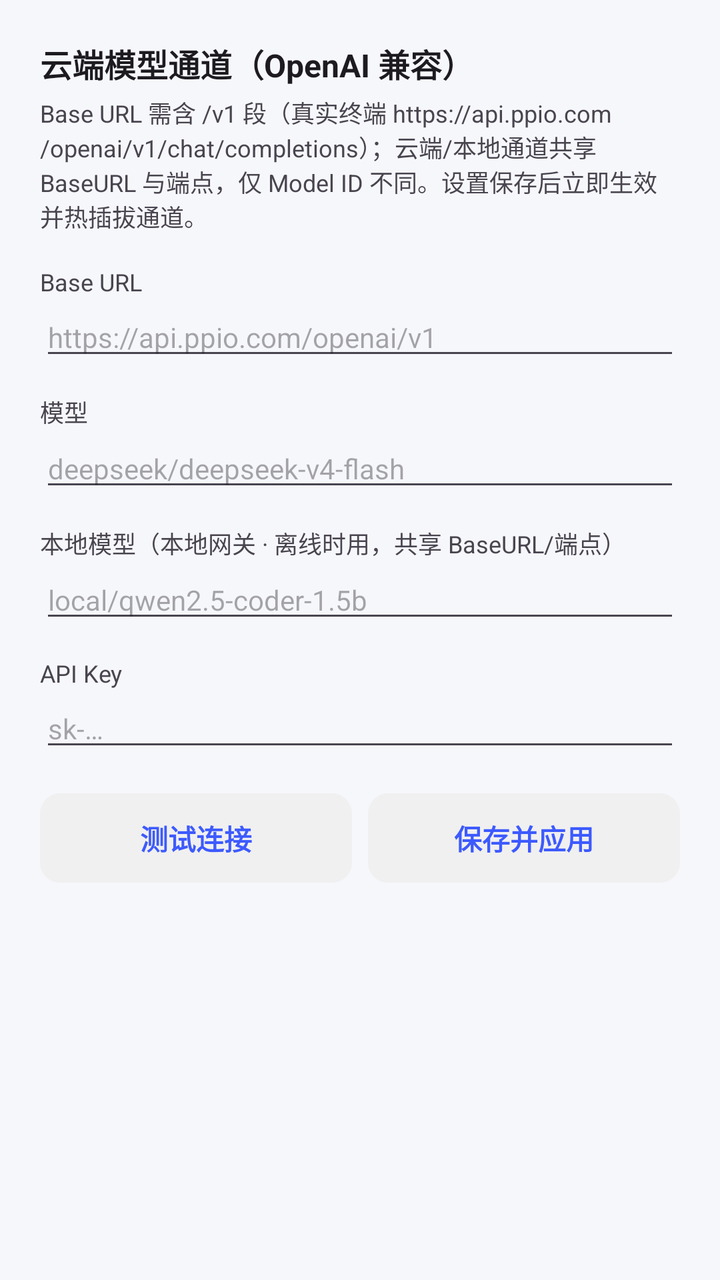
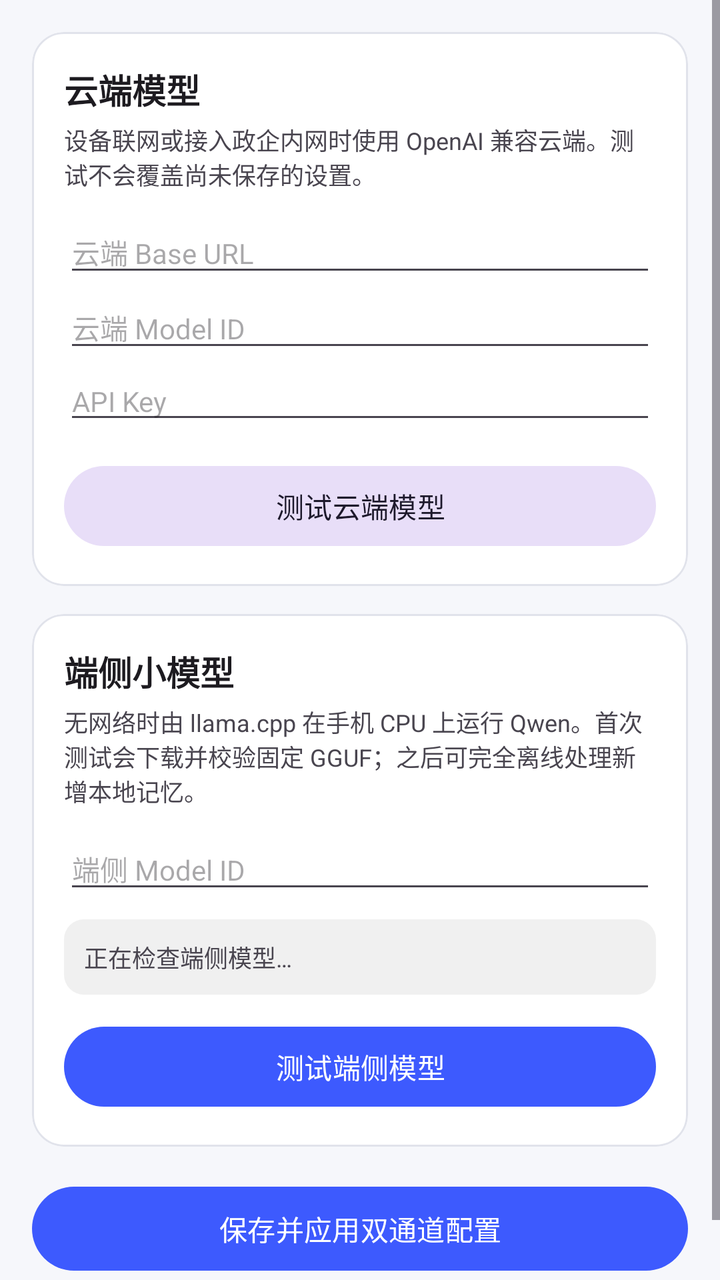

The first picture is an Android layout as it rendered before a commit; the second is the same layout after the commit. The layout source and the unified diff follow.
<!-- AndroidManifest.xml: application theme Theme.OSMemory -->
<!-- res/layout/fragment_model_settings.xml -->
<?xml version="1.0" encoding="utf-8"?>
<ScrollView xmlns:android="http://schemas.android.com/apk/res/android"
    android:layout_width="match_parent"
    android:layout_height="match_parent"
    android:background="@color/brand_background">

    <LinearLayout
        android:layout_width="match_parent"
        android:layout_height="wrap_content"
        android:orientation="vertical"
        android:padding="20dp">

        <TextView
            android:layout_width="wrap_content"
            android:layout_height="wrap_content"
            android:text="云端模型通道（OpenAI 兼容）"
            android:textColor="?android:attr/textColorPrimary"
            android:textSize="16sp"
            android:textStyle="bold" />

        <TextView
            android:layout_width="wrap_content"
            android:layout_height="wrap_content"
            android:layout_marginTop="4dp"
            android:text="Base URL 需含 /v1 段（真实终端 https://api.ppio.com/openai/v1/chat/completions）；云端/本地通道共享 BaseURL 与端点，仅 Model ID 不同。设置保存后立即生效并热插拔通道。"
            android:textColor="?android:attr/textColorSecondary"
            android:textSize="12sp" />

        <TextView
            android:layout_width="wrap_content"
            android:layout_height="wrap_content"
            android:layout_marginTop="16dp"
            android:text="Base URL"
            android:textColor="?android:attr/textColorSecondary"
            android:textSize="12sp" />

        <EditText
            android:id="@+id/etBaseUrl"
            android:layout_width="match_parent"
            android:layout_height="wrap_content"
            android:hint="https://api.ppio.com/openai/v1"
            android:inputType="textUri"
            android:textSize="14sp" />

        <TextView
            android:layout_width="wrap_content"
            android:layout_height="wrap_content"
            android:layout_marginTop="12dp"
            android:text="模型"
            android:textColor="?android:attr/textColorSecondary"
            android:textSize="12sp" />

        <EditText
            android:id="@+id/etModel"
            android:layout_width="match_parent"
            android:layout_height="wrap_content"
            android:hint="deepseek/deepseek-v4-flash"
            android:inputType="text"
            android:textSize="14sp" />

        <TextView
            android:layout_width="wrap_content"
            android:layout_height="wrap_content"
            android:layout_marginTop="12dp"
            android:text="本地模型（本地网关 · 离线时用，共享 BaseURL/端点）"
            android:textColor="?android:attr/textColorSecondary"
            android:textSize="12sp" />

        <EditText
            android:id="@+id/etLocalModel"
            android:layout_width="match_parent"
            android:layout_height="wrap_content"
            android:hint="local/qwen2.5-coder-1.5b"
            android:inputType="text"
            android:textSize="14sp" />

        <TextView
            android:layout_width="wrap_content"
            android:layout_height="wrap_content"
            android:layout_marginTop="12dp"
            android:text="API Key"
            android:textColor="?android:attr/textColorSecondary"
            android:textSize="12sp" />

        <EditText
            android:id="@+id/etApiKey"
            android:layout_width="match_parent"
            android:layout_height="wrap_content"
            android:hint="sk-…"
            android:inputType="textPassword"
            android:textSize="14sp" />

        <TextView
            android:id="@+id/tvTestResult"
            android:layout_width="match_parent"
            android:layout_height="wrap_content"
            android:layout_marginTop="14dp"
            android:background="@drawable/bg_badge"
            android:padding="10dp"
            android:textColor="?android:attr/textColorSecondary"
            android:textSize="12sp"
            android:visibility="gone" />

        <LinearLayout
            android:layout_width="match_parent"
            android:layout_height="wrap_content"
            android:layout_marginTop="16dp"
            android:orientation="horizontal">

            <TextView
                android:id="@+id/btnTest"
                android:layout_width="0dp"
                android:layout_height="wrap_content"
                android:layout_marginEnd="8dp"
                android:layout_weight="1"
                android:background="@drawable/bg_badge"
                android:gravity="center"
                android:padding="12dp"
                android:text="测试连接"
                android:textColor="?attr/colorPrimary"
                android:textSize="14sp"
                android:textStyle="bold" />

            <TextView
                android:id="@+id/btnSave"
                android:layout_width="0dp"
                android:layout_height="wrap_content"
                android:layout_weight="1"
                android:background="@drawable/bg_badge"
                android:gravity="center"
                android:padding="12dp"
                android:text="保存并应用"
                android:textColor="?attr/colorPrimary"
                android:textSize="14sp"
                android:textStyle="bold" />
        </LinearLayout>
    </LinearLayout>
</ScrollView>
<!-- resources referenced by this layout -->
<resources>
  <color name="brand_background">#F6F7FB</color>
  <!-- drawable bg_badge (drawable) -->
  <?xml version="1.0" encoding="utf-8"?>
  
  <shape xmlns:android="http://schemas.android.com/apk/res/android" android:shape="rectangle">
      <solid android:color="#F0F0F0" />
      <corners android:radius="10dp" />
  </shape>
  <style name="Theme.OSMemory" parent="Base.Theme.OSMemory" />
  <style name="Base.Theme.OSMemory" parent="Theme.Material3.DayNight.NoActionBar">
          <item name="colorPrimary">@color/brand_primary</item>
          <item name="colorOnPrimary">@color/white</item>
          <item name="colorSecondary">@color/brand_secondary</item>
          <item name="colorOnSecondary">@color/white</item>
          <item name="colorTertiary">@color/brand_tertiary</item>
          <item name="android:colorBackground">@color/brand_background</item>
          <item name="colorSurface">@color/brand_surface</item>
          <item name="colorOnSurface">@color/brand_on_surface</item>
          <item name="colorOutline">@color/brand_outline</item>
          <item name="android:statusBarColor">@color/brand_primary</item>
      </style>
  <color name="brand_primary">#3D5AFE</color>
  <color name="white">#FFFFFFFF</color>
  <color name="brand_secondary">#00897B</color>
  <color name="brand_tertiary">#7C4DFF</color>
  <color name="brand_surface">#FFFFFF</color>
  <color name="brand_on_surface">#1B1C22</color>
  <color name="brand_outline">#E1E3EB</color>
</resources>

<!-- the commit's change to res/layout/fragment_model_settings.xml (unified diff, before → after) -->
@@ -1,138 +1,171 @@
 <?xml version="1.0" encoding="utf-8"?>
 <ScrollView xmlns:android="http://schemas.android.com/apk/res/android"
+    xmlns:app="http://schemas.android.com/apk/res-auto"
     android:layout_width="match_parent"
     android:layout_height="match_parent"
-    android:background="@color/brand_background">
+    android:background="@color/brand_background"
+    android:clipToPadding="false">
 
     <LinearLayout
         android:layout_width="match_parent"
         android:layout_height="wrap_content"
         android:orientation="vertical"
-        android:padding="20dp">
+        android:padding="16dp">
 
-        <TextView
-            android:layout_width="wrap_content"
-            android:layout_height="wrap_content"
-            android:text="云端模型通道（OpenAI 兼容）"
-            android:textColor="?android:attr/textColorPrimary"
-            android:textSize="16sp"
-            android:textStyle="bold" />
-
-        <TextView
-            android:layout_width="wrap_content"
-            android:layout_height="wrap_content"
-            android:layout_marginTop="4dp"
-            android:text="Base URL 需含 /v1 段（真实终端 https://api.ppio.com/openai/v1/chat/completions）；云端/本地通道共享 BaseURL 与端点，仅 Model ID 不同。设置保存后立即生效并热插拔通道。"
-            android:textColor="?android:attr/textColorSecondary"
-            android:textSize="12sp" />
-
-        <TextView
-            android:layout_width="wrap_content"
-            android:layout_height="wrap_content"
-            android:layout_marginTop="16dp"
-            android:text="Base URL"
-            android:textColor="?android:attr/textColorSecondary"
-            android:textSize="12sp" />
-
-        <EditText
-            android:id="@+id/etBaseUrl"
+        <com.google.android.material.card.MaterialCardView
             android:layout_width="match_parent"
             android:layout_height="wrap_content"
-            android:hint="https://api.ppio.com/openai/v1"
-            android:inputType="textUri"
-            android:textSize="14sp" />
+            app:cardBackgroundColor="?attr/colorSurface"
+            app:cardCornerRadius="16dp"
+            app:strokeColor="@color/brand_outline"
+            app:strokeWidth="1dp">
 
-        <TextView
-            android:layout_width="wrap_content"
-            android:layout_height="wrap_content"
-            android:layout_marginTop="12dp"
-            android:text="模型"
-            android:textColor="?android:attr/textColorSecondary"
-            android:textSize="12sp" />
+            <LinearLayout
+                android:layout_width="match_parent"
+                android:layout_height="wrap_content"
+                android:orientation="vertical"
+                android:padding="16dp">
 
-        <EditText
-            android:id="@+id/etModel"
-            android:layout_width="match_parent"
-            android:layout_height="wrap_content"
-            android:hint="deepseek/deepseek-v4-flash"
-            android:inputType="text"
-            android:textSize="14sp" />
+                <TextView
+                    android:layout_width="wrap_content"
+                    android:layout_height="wrap_content"
+                    android:text="云端模型"
+                    android:textColor="?android:attr/textColorPrimary"
+                    android:textSize="17sp"
+                    android:textStyle="bold" />
 
-        <TextView
-            android:layout_width="wrap_content"
-            android:layout_height="wrap_content"
-            android:layout_marginTop="12dp"
-            android:text="本地模型（本地网关 · 离线时用，共享 BaseURL/端点）"
-            android:textColor="?android:attr/textColorSecondary"
-            android:textSize="12sp" />
+                <TextView
+                    android:layout_width="wrap_content"
+                    android:layout_height="wrap_content"
+                    android:layout_marginTop="4dp"
+                    android:text="设备联网或接入政企内网时使用 OpenAI 兼容云端。测试不会覆盖尚未保存的设置。"
+                    android:textColor="?android:attr/textColorSecondary"
+                    android:textSize="12sp" />
 
-        <EditText
-            android:id="@+id/etLocalModel"
-            android:layout_width="match_parent"
-            android:layout_height="wrap_content"
-            android:hint="local/qwen2.5-coder-1.5b"
-            android:inputType="text"
-            android:textSize="14sp" />
+                <EditText
+                    android:id="@+id/etBaseUrl"
+                    android:layout_width="match_parent"
+                    android:layout_height="wrap_content"
+                    android:layout_marginTop="10dp"
+                    android:hint="云端 Base URL"
+                    android:inputType="textUri"
+                    android:textSize="14sp" />
 
-        <TextView
-            android:layout_width="wrap_content"
-            android:layout_height="wrap_content"
-            android:layout_marginTop="12dp"
-            android:text="API Key"
-            android:textColor="?android:attr/textColorSecondary"
-            android:textSize="12sp" />
+                <EditText
+                    android:id="@+id/etModel"
+                    android:layout_width="match_parent"
+                    android:layout_height="wrap_content"
+                    android:hint="云端 Model ID"
+                    android:inputType="text"
+                    android:textSize="14sp" />
 
-        <EditText
-            android:id="@+id/etApiKey"
-            android:layout_width="match_parent"
-            android:layout_height="wrap_content"
-            android:hint="sk-…"
-            android:inputType="textPassword"
-            android:textSize="14sp" />
+                <EditText
+                    android:id="@+id/etApiKey"
+                    android:layout_width="match_parent"
+                    android:layout_height="wrap_content"
+                    android:hint="API Key"
+                    android:inputType="textPassword"
+                    android:textSize="14sp" />
 
-        <TextView
-            android:id="@+id/tvTestResult"
+                <com.google.android.material.button.MaterialButton
+                    android:id="@+id/btnTestCloud"
+                    style="@style/Widget.Material3.Button.TonalButton"
+                    android:layout_width="match_parent"
+                    android:layout_height="wrap_content"
+                    android:layout_marginTop="12dp"
+                    android:text="测试云端模型" />
+
+                <TextView
+                    android:id="@+id/tvCloudTestResult"
+                    android:layout_width="match_parent"
+                    android:layout_height="wrap_content"
+                    android:layout_marginTop="8dp"
+                    android:background="@drawable/bg_badge"
+                    android:padding="10dp"
+                    android:textColor="?android:attr/textColorSecondary"
+                    android:textSize="12sp"
+                    android:visibility="gone" />
+            </LinearLayout>
+        </com.google.android.material.card.MaterialCardView>
+
+        <com.google.android.material.card.MaterialCardView
             android:layout_width="match_parent"
             android:layout_height="wrap_content"
             android:layout_marginTop="14dp"
-            android:background="@drawable/bg_badge"
-            android:padding="10dp"
-            android:textColor="?android:attr/textColorSecondary"
-            android:textSize="12sp"
-            android:visibility="gone" />
+            app:cardBackgroundColor="?attr/colorSurface"
+            app:cardCornerRadius="16dp"
+            app:strokeColor="@color/brand_outline"
+            app:strokeWidth="1dp">
 
-        <LinearLayout
+            <LinearLayout
+                android:layout_width="match_parent"
+                android:layout_height="wrap_content"
+                android:orientation="vertical"
+                android:padding="16dp">
+
+                <TextView
+                    android:layout_width="wrap_content"
+                    android:layout_height="wrap_content"
+                    android:text="端侧小模型"
+                    android:textColor="?android:attr/textColorPrimary"
+                    android:textSize="17sp"
+                    android:textStyle="bold" />
+
+                <TextView
+                    android:layout_width="match_parent"
+                    android:layout_height="wrap_content"
+                    android:layout_marginTop="4dp"
+                    android:text="无网络时由 llama.cpp 在手机 CPU 上运行 Qwen。首次测试会下载并校验固定 GGUF；之后可完全离线处理新增本地记忆。"
+                    android:textColor="?android:attr/textColorSecondary"
+                    android:textSize="12sp" />
+
+                <EditText
+                    android:id="@+id/etLocalModel"
+                    android:layout_width="match_parent"
+                    android:layout_height="wrap_content"
+                    android:layout_marginTop="10dp"
+                    android:focusable="false"
+                    android:hint="端侧 Model ID"
+                    android:inputType="text"
+                    android:textSize="14sp" />
+
+                <TextView
+                    android:id="@+id/tvLocalModelStatus"
+                    android:layout_width="match_parent"
+                    android:layout_height="wrap_content"
+                    android:layout_marginTop="8dp"
+                    android:background="@drawable/bg_badge"
+                    android:padding="10dp"
+                    android:text="正在检查端侧模型…"
+                    android:textSize="12sp" />
+
+                <com.google.android.material.button.MaterialButton
+                    android:id="@+id/btnTestLocal"
+                    android:layout_width="match_parent"
+                    android:layout_height="wrap_content"
+                    android:layout_marginTop="12dp"
+                    android:text="测试端侧模型" />
+
+                <TextView
+                    android:id="@+id/tvLocalTestResult"
+                    android:layout_width="match_parent"
+                    android:layout_height="wrap_content"
+                    android:layout_marginTop="8dp"
+                    android:background="@drawable/bg_badge"
+                    android:padding="10dp"
+                    android:textColor="?android:attr/textColorSecondary"
+                    android:textSize="12sp"
+                    android:visibility="gone" />
+            </LinearLayout>
+        </com.google.android.material.card.MaterialCardView>
+
+        <com.google.android.material.button.MaterialButton
+            android:id="@+id/btnSave"
             android:layout_width="match_parent"
             android:layout_height="wrap_content"
             android:layout_marginTop="16dp"
-            android:orientation="horizontal">
-
-            <TextView
-                android:id="@+id/btnTest"
-                android:layout_width="0dp"
-                android:layout_height="wrap_content"
-                android:layout_marginEnd="8dp"
-                android:layout_weight="1"
-                android:background="@drawable/bg_badge"
-                android:gravity="center"
-                android:padding="12dp"
-                android:text="测试连接"
-                android:textColor="?attr/colorPrimary"
-                android:textSize="14sp"
-                android:textStyle="bold" />
-
-            <TextView
-                android:id="@+id/btnSave"
-                android:layout_width="0dp"
-                android:layout_height="wrap_content"
-                android:layout_weight="1"
-                android:background="@drawable/bg_badge"
-                android:gravity="center"
-                android:padding="12dp"
-                android:text="保存并应用"
-                android:textColor="?attr/colorPrimary"
-                android:textSize="14sp"
-                android:textStyle="bold" />
-        </LinearLayout>
+            android:layout_marginBottom="16dp"
+            android:minHeight="50dp"
+            android:text="保存并应用双通道配置" />
     </LinearLayout>
 </ScrollView>
<!-- resource entries referenced after the edit -->
@@ -1,6 +1,7 @@
 <!-- resources referenced by this layout -->
 <resources>
   <color name="brand_background">#F6F7FB</color>
+  <color name="brand_outline">#E1E3EB</color>
   <!-- drawable bg_badge (drawable) -->
   <?xml version="1.0" encoding="utf-8"?>
   
@@ -27,6 +28,5 @@
   <color name="brand_tertiary">#7C4DFF</color>
   <color name="brand_surface">#FFFFFF</color>
   <color name="brand_on_surface">#1B1C22</color>
-  <color name="brand_outline">#E1E3EB</color>
 </resources>
 
